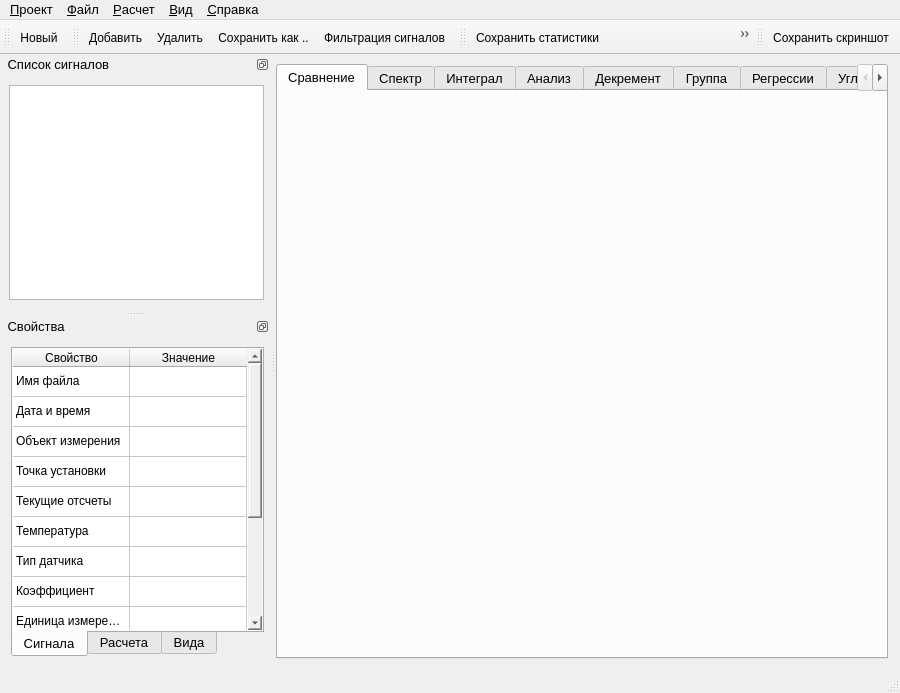
Above: gui/MainWindow.ui from Qinterfly/EvalSig before the change. Below: the same form after it.
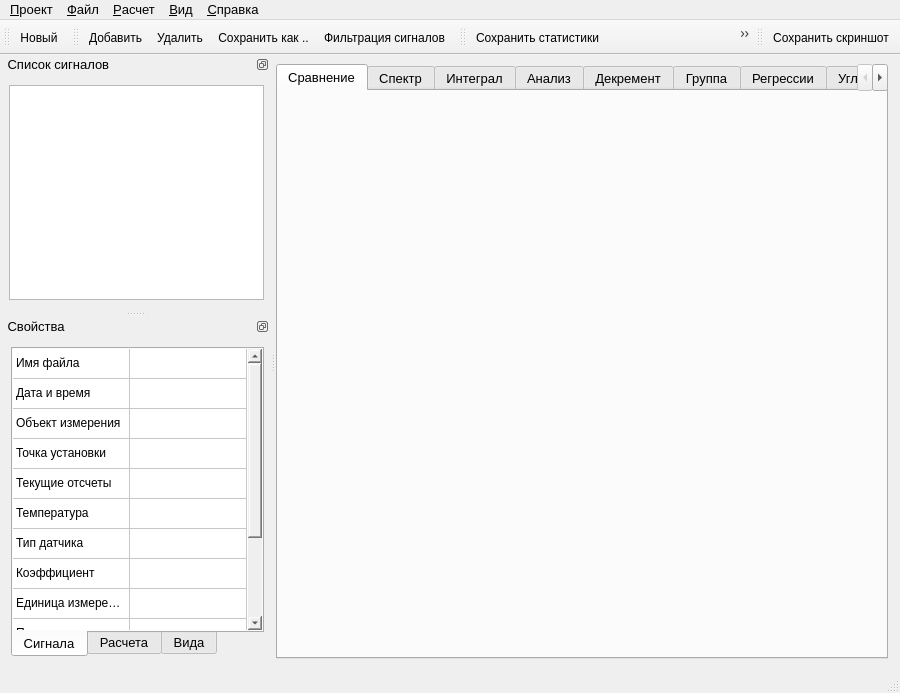
That is the form after the change. Icons and pictures are not drawn. Custom widgets are drawn as their Qt base class.

```diff
--- a/gui/MainWindow.ui
+++ b/gui/MainWindow.ui
@@ -1524,7 +1524,7 @@
             <number>13</number>
            </property>
            <attribute name="horizontalHeaderVisible">
-            <bool>true</bool>
+            <bool>false</bool>
            </attribute>
            <attribute name="horizontalHeaderCascadingSectionResizes">
             <bool>false</bool>
```
Left out of the diff: 1 changed line with no effect on the pictures.
